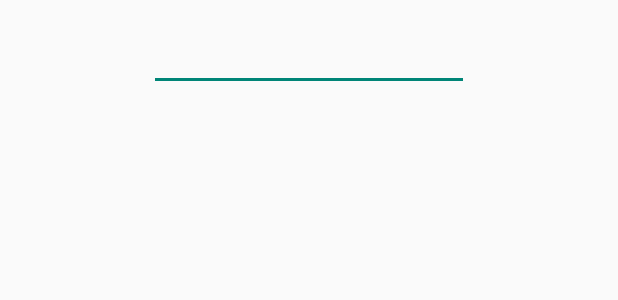
After one commit to GuyShane/TimeSheets, an Android app: the layout dialog_hours_picker.xml on its own in the app's theme, with its tools: preview values and no code run, on a phone screen of 412 x 824 dp. The commit adds this screen. Shown: the top 300 px of the screen. Run offline under Robolectric (Android 15) with nearby library versions, the phone set to English and light mode, and no system bars.

Commit message:
Can now set hours for painters when adding new workday

```diff
--- a/app/src/main/res/layout/activity_add_workday.xml
+++ b/app/src/main/res/layout/activity_add_workday.xml
@@ -16,6 +16,7 @@
         android:layout_width="wrap_content"
         android:layout_height="wrap_content"
         android:id="@+id/button_check"
+        android:onClick="onClickCheck"
         android:src="@drawable/selector_check"
         android:background="#00000000"
         android:paddingBottom="5dp"
--- /dev/null
+++ b/app/src/main/res/layout/dialog_hours_picker.xml
@@ -0,0 +1,16 @@
+<?xml version="1.0" encoding="utf-8"?>
+<RelativeLayout xmlns:android="http://schemas.android.com/apk/res/android"
+    android:layout_width="match_parent"
+    android:layout_height="match_parent">
+
+
+    <EditText
+        android:layout_width="wrap_content"
+        android:layout_height="wrap_content"
+        android:inputType="numberDecimal"
+        android:ems="10"
+        android:id="@+id/edit_hours"
+        android:layout_marginTop="15dp"
+        android:layout_alignParentTop="true"
+        android:layout_centerHorizontal="true" />
+</RelativeLayout>
--- a/app/src/main/res/layout/item_painter_present.xml
+++ b/app/src/main/res/layout/item_painter_present.xml
@@ -30,10 +30,11 @@
     <TextView
         android:layout_width="wrap_content"
         android:layout_height="wrap_content"
-        android:text="Hours: 10"
+        android:text="Hours: 0"
         android:id="@+id/text_hours"
         android:visibility="gone"
         android:textSize="20sp"
+        android:layout_marginTop="5dp"
         android:layout_marginBottom="10dp"
         android:textColor="@color/text_date"
         android:layout_below="@+id/check_present"
```
Also changed, not shown: app/src/main/java/com/shane/timesheets/views/AddWorkdayActivity.java (+21 -4 lines), app/src/main/java/com/shane/timesheets/views/HoursPickerDialog.java (added, +76 -0 lines).
